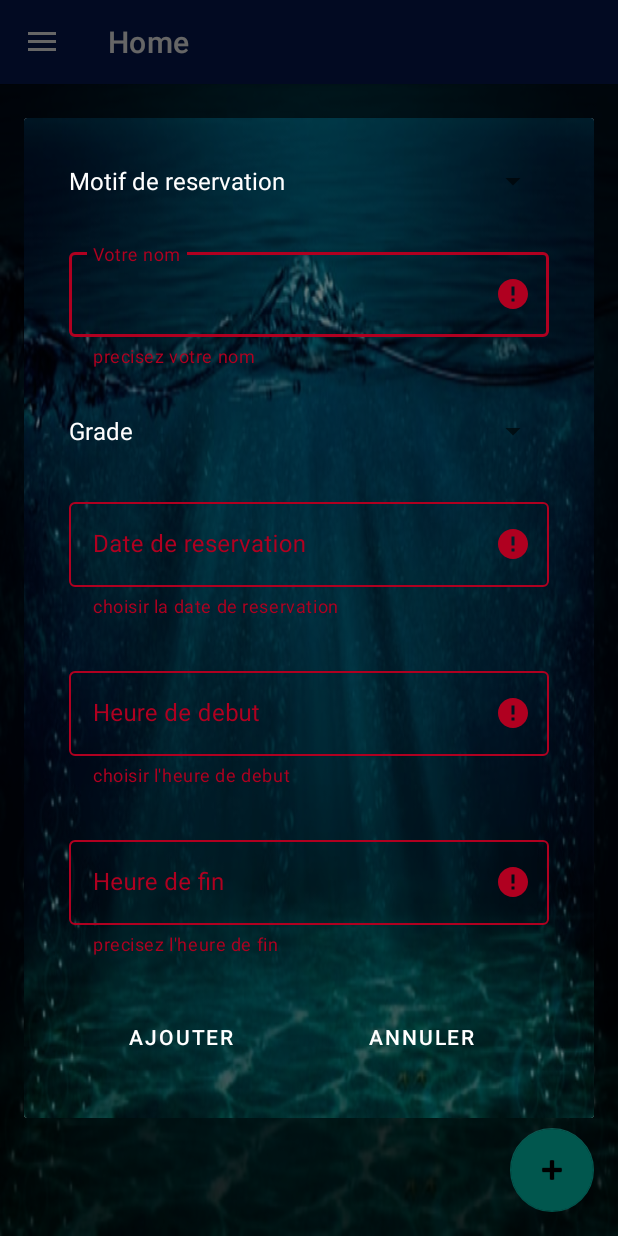
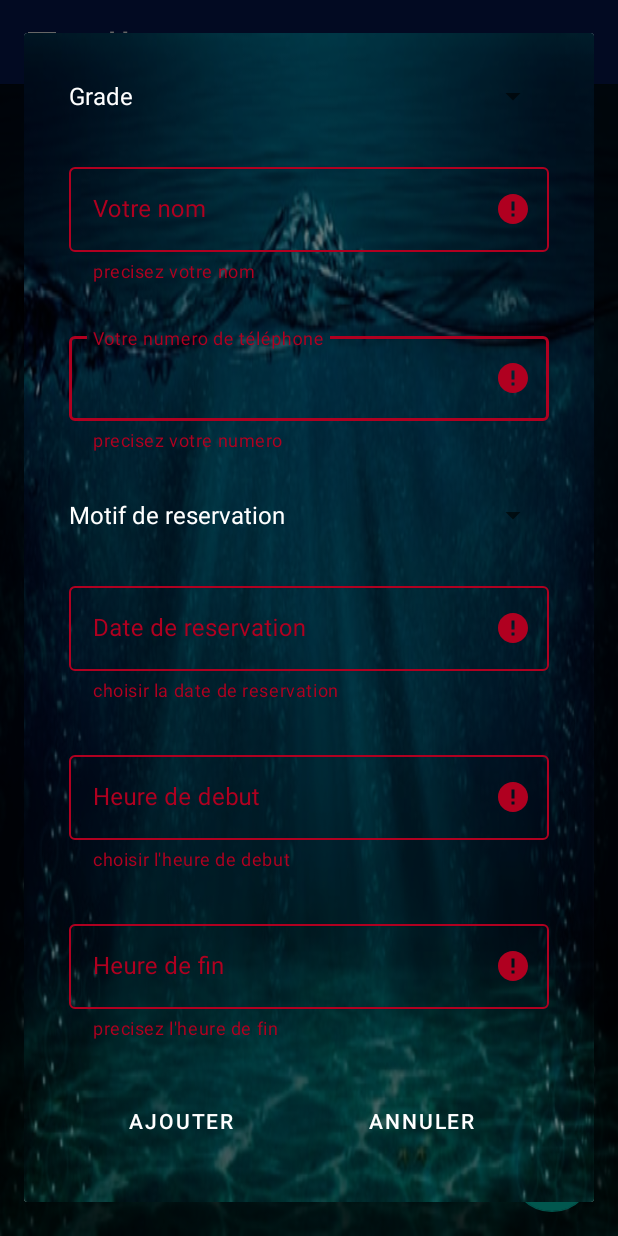
Before and after one commit to FranckMouanji/LaboRes, an Android app: the screen it shows after launch (HomeActivity), after a tap on "AJOUTER", on a phone screen of 412 x 824 dp. Run offline under Robolectric (Android 15) with nearby library versions, the light colour scheme and no system bars; our stand-ins replace Firebase (no records; nobody signed in at launch, a user with empty details on screens opened directly), navigation-ui; 3 other taps on this screen came first.

Commit message:
start connexion verify

```diff
--- a/app/src/main/AndroidManifest.xml
+++ b/app/src/main/AndroidManifest.xml
@@ -1,6 +1,10 @@
 <?xml version="1.0" encoding="utf-8"?>
 <manifest xmlns:android="http://schemas.android.com/apk/res/android"
     package="cm.franckmouanji.labores">
+
+    <uses-permission android:name="android.permission.INTERNET" />
+    <uses-permission android:name="android.permission.ACCESS_NETWORK_STATE" />
+    <uses-permission android:name="android.permission.READ_EXTERNAL_STORAGE" />
 
     <application
         android:allowBackup="true"
--- a/app/src/main/java/cm/franckmouanji/labores/activities/HomeActivity.java
+++ b/app/src/main/java/cm/franckmouanji/labores/activities/HomeActivity.java
@@ -1,5 +1,6 @@
 package cm.franckmouanji.labores.activities;
 
+import android.content.Intent;
 import android.os.Bundle;
 import android.view.Menu;
 import android.view.View;
@@ -16,6 +17,7 @@ import androidx.appcompat.app.AppCompatActivity;
 import cm.franckmouanji.labores.R;
 import cm.franckmouanji.labores.databinding.ActivityHomeBinding;
 import cm.franckmouanji.labores.databinding.ActivityMainBinding;
+import cm.franckmouanji.labores.system.Controller;
 import cm.franckmouanji.labores.system.DialogInformAdd;
 
 public class HomeActivity extends AppCompatActivity {
@@ -32,7 +34,14 @@ public class HomeActivity extends AppCompatActivity {
 
         setSupportActionBar(binding.appBarMain.toolbar);
 
-
+        //getInformation to connexion
+        Intent intent = getIntent();
+        if(intent.hasExtra("connexion")){
+            String message = intent.getStringExtra("connexion");
+            if(message.equals("false")){
+                DialogInformAdd.connexionDialog(HomeActivity.this);
+            }
+        }
 
         DrawerLayout drawer = binding.drawerLayout;
         NavigationView navigationView = binding.navView;
--- a/app/src/main/java/cm/franckmouanji/labores/system/Controller.java
+++ b/app/src/main/java/cm/franckmouanji/labores/system/Controller.java
@@ -8,4 +8,15 @@ import cm.franckmouanji.labores.model.Reservation;
 public class Controller {
     public static List<Reservation> listReservation = new ArrayList<>();
     public static List<Reservation> listOldReservation = new ArrayList<>();
+
+
+    public static void verifNumero(String numero){
+//        int taille = numero.length();
+//        if(taille == 9){
+//            int []tab = new int[taille];
+//            for(int i=0; i<taille; i++){
+//
+//            }
+//        }
+    }
 }
--- a/app/src/main/java/cm/franckmouanji/labores/system/DialogInformAdd.java
+++ b/app/src/main/java/cm/franckmouanji/labores/system/DialogInformAdd.java
@@ -73,9 +73,10 @@ public class DialogInformAdd {
         adapter2.setDropDownViewResource(R.layout.spinner_dropdown_item);
 
         //initViews
-        Spinner  type_reservation = dialog.findViewById(R.id.type_reservation);
         Spinner grade = dialog.findViewById(R.id.grade);
         TextInputLayout nomProf = dialog.findViewById(R.id.nomProf);
+        TextInputLayout numProf = dialog.findViewById(R.id.numProf);
+        Spinner  type_reservation = dialog.findViewById(R.id.type_reservation);
         TextInputLayout date_reservation = dialog.findViewById(R.id.date_reservation);
         TextInputLayout heure_debut = dialog.findViewById(R.id.heure_debut);
         TextInputLayout heure_fin = dialog.findViewById(R.id.heure_fin);
@@ -130,6 +131,7 @@ public class DialogInformAdd {
             @Override
             public void onClick(View view) {
                 String nom = nomProf.getEditText().getText().toString();
+                String numero = numProf.getEditText().getText().toString();
                 String gradeProf = grade.getSelectedItem().toString();
                 String reservation = type_reservation.getSelectedItem().toString();
                 String date = date_reservation.getEditText().getText().toString();
@@ -156,6 +158,16 @@ public class DialogInformAdd {
                     Toast.makeText(context, "precisez le motif de la reservation", Toast.LENGTH_LONG).show();
                     goodData = false;
                 }else{
+                    goodData = true;
+                }
+
+                if(numero.equals("")){
+                    numProf.setError("precisez votre numero");
+                    numProf.requestFocus();
+                    goodData = false;
+                }else{
+                    numProf.setError("");
+                    numProf.clearFocus();
                     goodData = true;
                 }
 
--- a/app/src/main/res/drawable/ic_signal_wifi_off.xml
+++ b/app/src/main/res/drawable/ic_signal_wifi_off.xml
@@ -3,7 +3,7 @@
     android:height="24dp"
     android:viewportWidth="24"
     android:viewportHeight="24"
-    android:tint="?attr/colorControlNormal">
+    android:tint="@color/white">
   <path
       android:fillColor="@android:color/white"
       android:pathData="M23.64,7c-0.45,-0.34 -4.93,-4 -11.64,-4 -1.5,0 -2.89,0.19 -4.15,0.48L18.18,13.8 23.64,7zM17.04,15.22L3.27,1.44 2,2.72l2.05,2.06C1.91,5.76 0.59,6.82 0.36,7l11.63,14.49 0.01,0.01 0.01,-0.01 3.9,-4.86 3.32,3.32 1.27,-1.27 -3.46,-3.46z"/>
--- a/app/src/main/res/layout/add_reservation.xml
+++ b/app/src/main/res/layout/add_reservation.xml
@@ -18,7 +18,7 @@
         >
 
         <Spinner
-            android:id="@+id/type_reservation"
+            android:id="@+id/grade"
             android:layout_marginBottom="30dp"
             android:layout_width="match_parent"
             android:layout_height="match_parent"
@@ -43,12 +43,32 @@
         </com.google.android.material.textfield.TextInputLayout>
 
 
+        <com.google.android.material.textfield.TextInputLayout
+            android:id="@+id/numProf"
+            android:layout_width="match_parent"
+            android:layout_height="wrap_content"
+            android:hint="Votre numero de téléphone"
+            android:textColorHint="@color/white"
+            android:layout_marginBottom="30dp"
+            style="@style/Widget.MaterialComponents.TextInputLayout.OutlinedBox">
+
+            <com.google.android.material.textfield.TextInputEditText
+                android:layout_width="match_parent"
+                android:textColorHint="@color/white"
+                android:layout_height="wrap_content"
+                android:textColor="@color/white"
+                android:inputType="text"/>
+
+        </com.google.android.material.textfield.TextInputLayout>
+
+
         <Spinner
-            android:id="@+id/grade"
+            android:id="@+id/type_reservation"
             android:layout_marginBottom="30dp"
             android:layout_width="match_parent"
             android:layout_height="match_parent"
             />
+
 
         <com.google.android.material.textfield.TextInputLayout
             android:id="@+id/date_reservation"
```
Also changed, not shown: app/src/main/java/cm/franckmouanji/labores/activities/MainActivity.java (+11 -3 lines), app/src/main/java/cm/franckmouanji/labores/model/Reservation.java (+9 -0 lines), app/src/main/res/layout/error_connexion.xml (+7 -2 lines).
